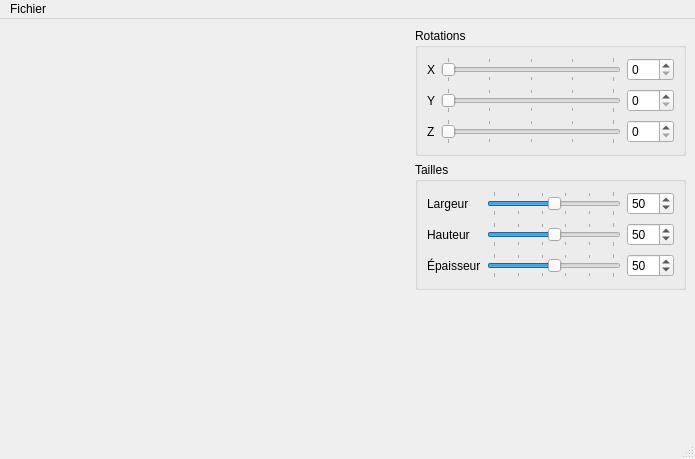
This is interfaces/MainWindow.ui in lovehina13/Visualisation3D as Qt 5 draws it before an edit. The edited form follows.
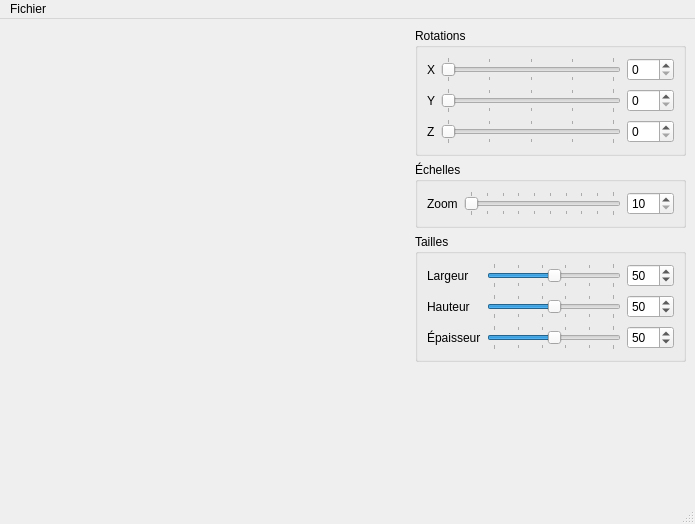
This is the edited form. Custom widgets are drawn as their Qt base class.

```diff
--- a/interfaces/MainWindow.ui
+++ b/interfaces/MainWindow.ui
@@ -7,7 +7,7 @@
     <x>0</x>
     <y>0</y>
     <width>685</width>
-    <height>459</height>
+    <height>524</height>
    </rect>
   </property>
   <property name="windowTitle">
@@ -15,7 +15,7 @@
   </property>
   <widget class="QWidget" name="centralwidget">
    <layout class="QGridLayout" name="gridLayoutMainWindow">
-    <item row="0" column="0" rowspan="3">
+    <item row="0" column="0" rowspan="4">
      <widget class="GLWidget" name="glWidget" native="true">
       <property name="sizePolicy">
        <sizepolicy hsizetype="Expanding" vsizetype="Expanding">
@@ -149,6 +149,57 @@
      </widget>
     </item>
     <item row="1" column="1">
+     <widget class="QGroupBox" name="groupBoxScales">
+      <property name="title">
+       <string>Échelles</string>
+      </property>
+      <layout class="QGridLayout" name="gridLayoutZoom">
+       <item row="0" column="0">
+        <widget class="QLabel" name="labelZoom">
+         <property name="text">
+          <string>Zoom</string>
+         </property>
+        </widget>
+       </item>
+       <item row="0" column="1">
+        <widget class="QSlider" name="sliderZoom">
+         <property name="minimumSize">
+          <size>
+           <width>100</width>
+           <height>0</height>
+          </size>
+         </property>
+         <property name="minimum">
+          <number>10</number>
+         </property>
+         <property name="maximum">
+          <number>100</number>
+         </property>
+         <property name="orientation">
+          <enum>Qt::Horizontal</enum>
+         </property>
+         <property name="tickPosition">
+          <enum>QSlider::TicksBothSides</enum>
+         </property>
+         <property name="tickInterval">
+          <number>10</number>
+         </property>
+        </widget>
+       </item>
+       <item row="0" column="2">
+        <widget class="QSpinBox" name="spinBoxZoom">
+         <property name="minimum">
+          <number>10</number>
+         </property>
+         <property name="maximum">
+          <number>100</number>
+         </property>
+        </widget>
+       </item>
+      </layout>
+     </widget>
+    </item>
+    <item row="2" column="1">
      <widget class="QGroupBox" name="groupBoxSizes">
       <property name="title">
        <string>Tailles</string>
@@ -283,7 +334,7 @@
       </layout>
      </widget>
     </item>
-    <item row="2" column="1">
+    <item row="3" column="1">
      <spacer name="verticalSpacer">
       <property name="orientation">
        <enum>Qt::Vertical</enum>
```
